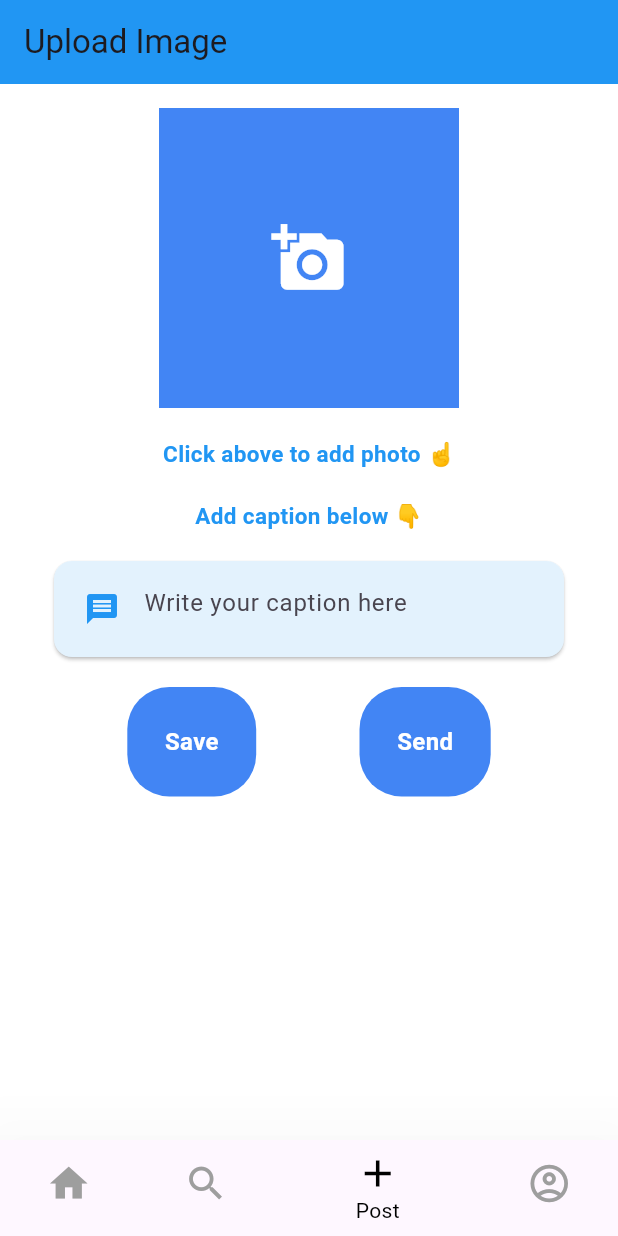
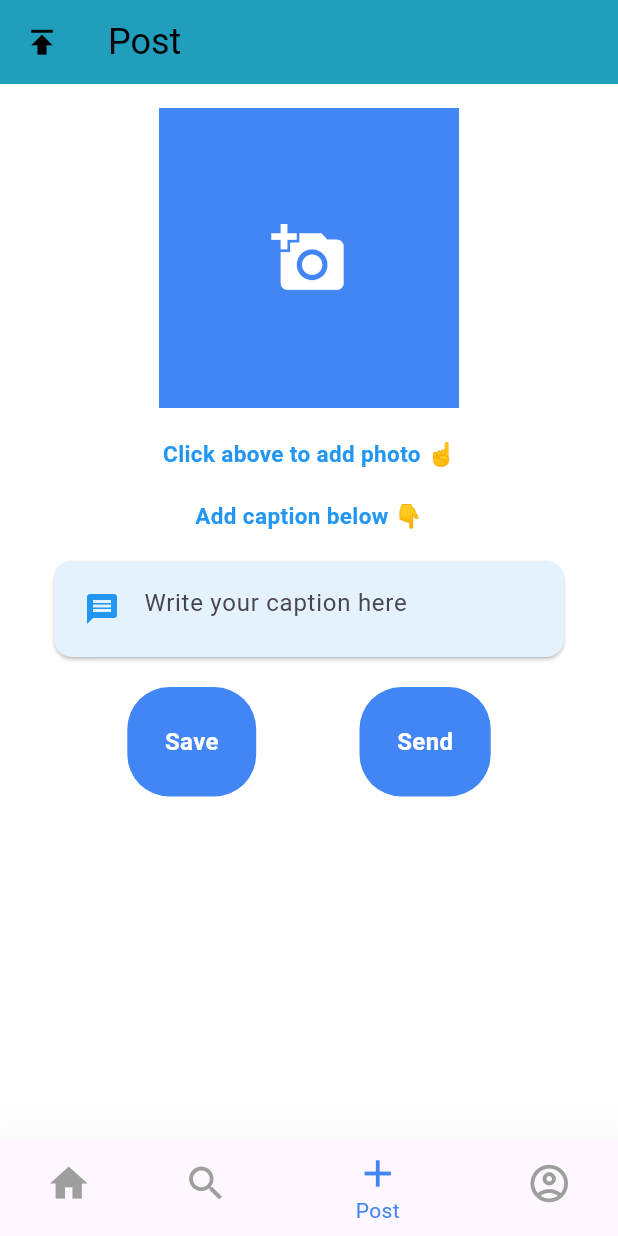
Before and after one commit to yosiasp/mobile_prog_kel6, a Flutter app: the screen it shows once a user with an empty profile is signed in, item 3 of the bottom bar chosen, on a phone screen of 412 x 824 dp. Run offline on Flutter 3.47's test engine with Material 3 defaults, Android fonts, the phone set to English and light mode, and no system bars; our stand-ins replace cloud_firestore, firebase_auth, firebase_core, firebase_storage, image_picker; accounts and stored records are empty.

Commit message:
main menu and upload image ui improvement

```diff
--- a/lib/auth/main_menu.dart
+++ b/lib/auth/main_menu.dart
@@ -56,7 +56,7 @@ class MainMenuState extends State<MainMenu> {
         showSelectedLabels: true,
         iconSize: 30,
         currentIndex: screenIndex,
-        selectedItemColor: Colors.black,
+        selectedItemColor: const Color(0xFF4285F4),
         onTap: setIndex,
         elevation: 50,
       ),
--- a/lib/screens/upload_image.dart
+++ b/lib/screens/upload_image.dart
@@ -144,8 +144,15 @@ class _UploadImageState extends State<UploadImage> {
   Widget build(BuildContext context) {
     return Scaffold(
       appBar: AppBar(
-        title: const Text('Upload Image'),
-        backgroundColor: Colors.blue,
+        backgroundColor: const Color(0xFF219ebc),
+        elevation: 0,
+        leading: const Icon(Icons.publish_sharp, size: 25, color: Colors.black),
+        title: const Text(
+          'Post',
+          style:
+              TextStyle(fontSize: 24, fontFamily: 'Roboto', color: Colors.black),
+        ),
+
       ),
       backgroundColor: Colors.white,
       body: Padding(
```
